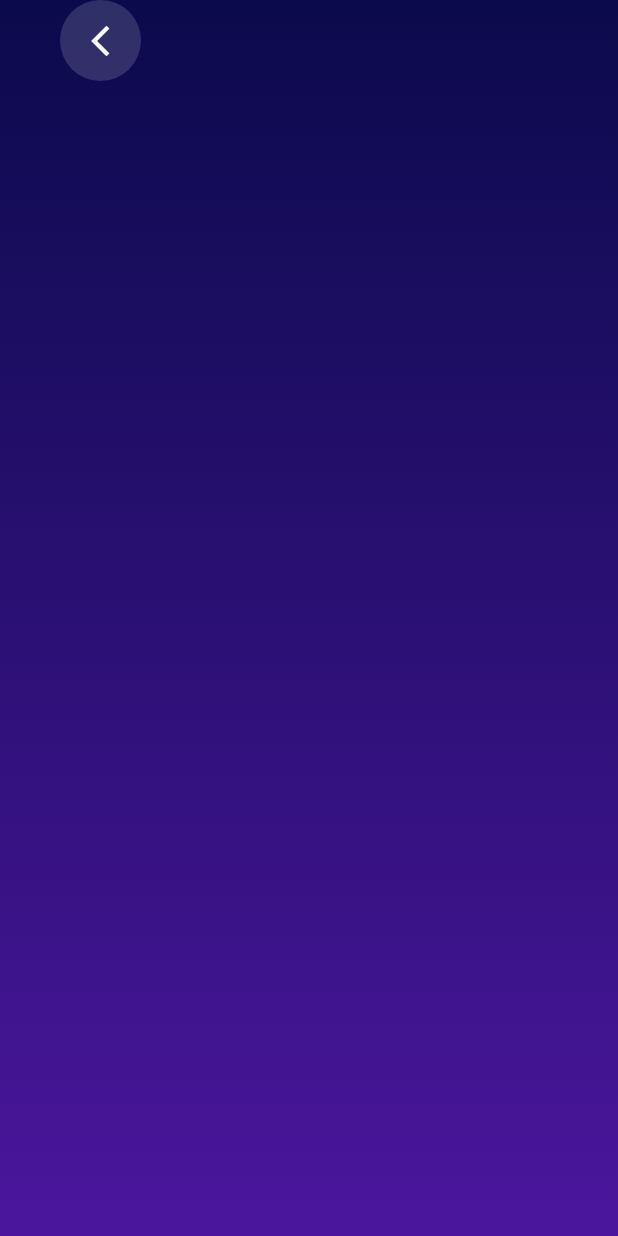
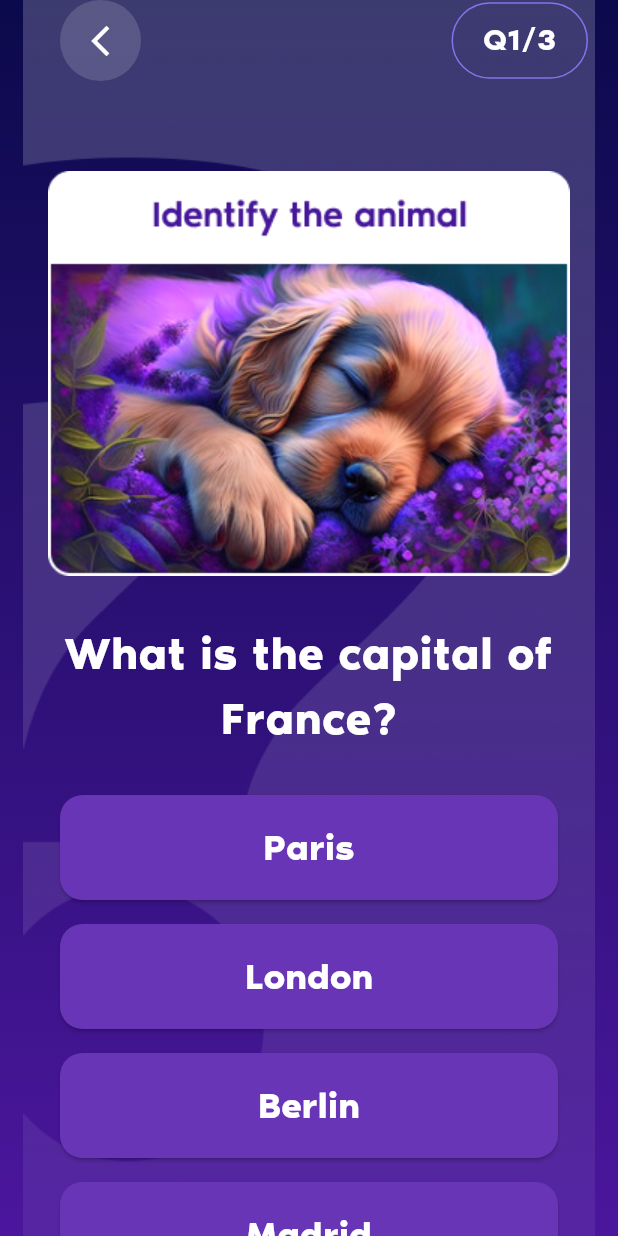
Before and after one commit to hashimsaffarini/Flutter_Course_PTUK, a Flutter app: the PhotoQuizScreen screen opened directly, on a phone screen of 412 x 824 dp. Run offline on Flutter 3.47's test engine with Material 3 defaults, Android fonts, the phone set to English and light mode, and no system bars; our stand-ins replace flutter_svg.

Commit message:
finish quiz app

```diff
--- /dev/null
+++ b/quiz_app/lib/models/questions_model.dart
@@ -0,0 +1,29 @@
+class QuestionsModel {
+  final String question;
+  final List<String> options;
+  final String correctAnswer;
+
+  QuestionsModel({
+    required this.question,
+    required this.options,
+    required this.correctAnswer,
+  });
+}
+
+List<QuestionsModel> questions = [
+  QuestionsModel(
+    question: 'What is the capital of France?',
+    options: ['Paris', 'London', 'Berlin', 'Madrid'],
+    correctAnswer: 'Paris',
+  ),
+  QuestionsModel(
+    question: 'What is the Best Programming Language?',
+    options: ['Python', 'Dart', 'JavaScript', 'Java', 'C++', 'C#'],
+    correctAnswer: 'Dart',
+  ),
+  QuestionsModel(
+    question: 'What is Delcious Food?',
+    options: ['Pizza', 'Burger', 'Sandwich', 'Pasta'],
+    correctAnswer: 'Pizza',
+  ),
+];
--- a/quiz_app/lib/view/widgets/photo_quiz_screen_body.dart
+++ b/quiz_app/lib/view/widgets/photo_quiz_screen_body.dart
@@ -1,8 +1,16 @@
 import 'package:flutter/material.dart';
+import 'package:quiz_app/models/questions_model.dart';
 
-class PhotoQuizScreenBody extends StatelessWidget {
+class PhotoQuizScreenBody extends StatefulWidget {
   const PhotoQuizScreenBody({super.key});
 
+  @override
+  State<PhotoQuizScreenBody> createState() => _PhotoQuizScreenBodyState();
+}
+
+class _PhotoQuizScreenBodyState extends State<PhotoQuizScreenBody> {
+  int currentIndex = 0;
+  int counterOfCorrectAnswers = 0;
   @override
   Widget build(BuildContext context) {
     return Container(
@@ -18,9 +26,20 @@ class PhotoQuizScreenBody extends StatelessWidget {
           end: Alignment.bottomCenter,
         ),
       ),
-      child: SafeArea(
+      child: Stack(
+        children: [
+          Image.asset(
+            'assets/Pattern.png',
+            width: double.infinity,
+            height: double.infinity,
+          ),
+          SafeArea(
+            bottom: false,
+            child: SingleChildScrollView(
               child: Column(
                 crossAxisAlignment: CrossAxisAlignment.start,
+                children: [
+                  Row(
                     children: [
                       Padding(
                         padding: const EdgeInsets.only(
@@ -44,8 +63,112 @@ class PhotoQuizScreenBody extends StatelessWidget {
                           ),
                         ),
                       ),
+                      const Spacer(),
+                      Container(
+                        margin: const EdgeInsets.only(
+                          right: 20,
+                        ),
+                        padding: const EdgeInsets.symmetric(
+                          horizontal: 20,
+                          vertical: 10,
+                        ),
+                        decoration: BoxDecoration(
+                          borderRadius: BorderRadius.circular(77),
+                          color: Colors.transparent,
+                          border: Border.all(
+                            color: const Color(0xff8273E9),
+                          ),
+                        ),
+                        child: Text(
+                          'Q${currentIndex + 1}/${questions.length}',
+                          style: const TextStyle(
+                            fontFamily: 'NoirPro',
+                            fontSize: 20,
+                            fontWeight: FontWeight.w600,
+                            color: Colors.white,
+                          ),
+                        ),
+                      ),
                     ],
                   ),
+                  const SizedBox(
+                    height: 60,
+                  ),
+                  Center(
+                    child: Image.asset(
+                      'assets/image.png',
+                    ),
+                  ),
+                  const SizedBox(
+                    height: 30,
+                  ),
+                  Column(
+                    crossAxisAlignment: CrossAxisAlignment.center,
+                    children: [
+                      Text(
+                        textAlign: TextAlign.center,
+                        questions[currentIndex].question,
+                        style: const TextStyle(
+                          fontFamily: 'NoirPro',
+                          fontSize: 30,
+                          fontWeight: FontWeight.w600,
+                          color: Colors.white,
+                        ),
+                      ),
+                      const SizedBox(
+                        height: 30,
+                      ),
+                      Column(
+                        children: List.generate(
+                          questions[currentIndex].options.length,
+                          (index) {
+                            return Padding(
+                              padding: const EdgeInsets.only(
+                                  bottom: 16, left: 40, right: 40),
+                              child: ElevatedButton(
+                                onPressed: () {
+                                  setState(() {
+                                    if (questions[currentIndex]
+                                            .options[index] ==
+                                        questions[currentIndex].correctAnswer) {
+                                      counterOfCorrectAnswers++;
+                                    }
+                                    if (currentIndex < questions.length - 1) {
+                                      currentIndex++;
+                                    } else {
+                                      currentIndex = 0;
+                                      counterOfCorrectAnswers = 0;
+                                    }
+                                  });
+                                },
+                                style: ElevatedButton.styleFrom(
+                                  backgroundColor: const Color(0xff6835B6),
+                                  shape: RoundedRectangleBorder(
+                                    borderRadius: BorderRadius.circular(15),
+                                  ),
+                                  minimumSize: const Size(double.infinity, 70),
+                                ),
+                                child: Text(
+                                  questions[currentIndex].options[index],
+                                  style: const TextStyle(
+                                    fontFamily: 'NoirPro',
+                                    fontSize: 24,
+                                    fontWeight: FontWeight.w600,
+                                    color: Colors.white,
+                                  ),
+                                ),
+                              ),
+                            );
+                          },
+                        ),
+                      ),
+                    ],
+                  ),
+                ],
+              ),
+            ),
+          ),
+        ],
       ),
     );
   }
```
Lines whose indentation alone changed are shown as unchanged.
